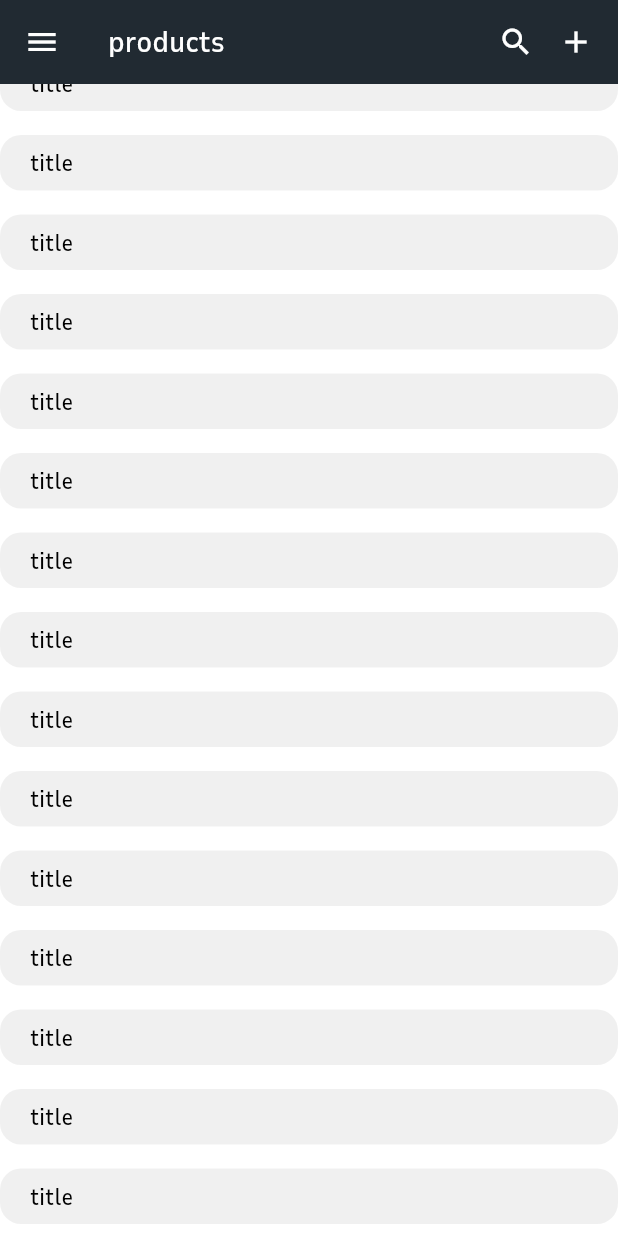
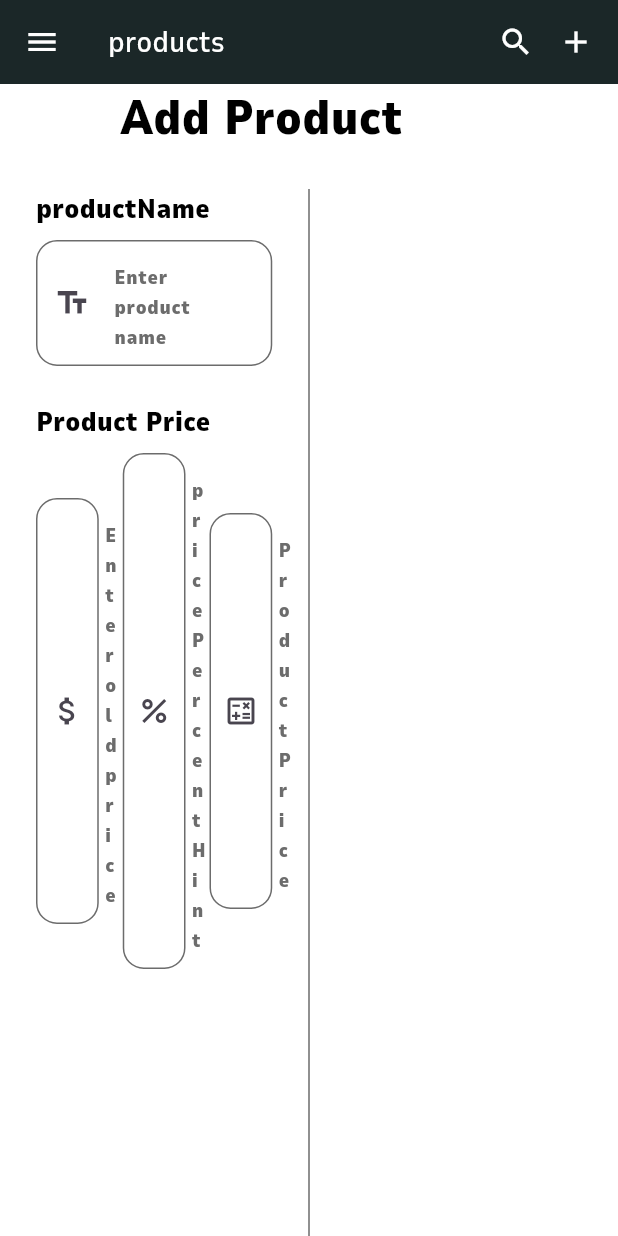
Before and after one commit to futzone/biznex-offline, a Flutter app: the screen it shows after launch, scrolled down 292 dp, after a tap on the "add" icon, on a phone screen of 412 x 824 dp. Run offline on Flutter 3.47's test engine with Material 3 defaults, Android fonts, the phone set to English and light mode, and no system bars; drawn by our look-alikes of toastification; our stand-ins replace easy_localization, flutter_colorpicker, flutter_hooks, flutter_riverpod, flutter_svg, hive and 4 more; missing offline and left inert: barcode, flex_color_picker; accounts and stored records are empty.

Commit message:
e0rieire0e8fd8

```diff
--- a/lib/src/core/constants/app_locales.dart
+++ b/lib/src/core/constants/app_locales.dart
@@ -394,4 +394,5 @@ abstract class AppLocales {
   static var productMeasureInputError = "productMeasureInputError";
   static var productMeasureLabel = "productMeasureLabel";
   static var addProduct = "addProduct";
+  static var pricePercentHint = "pricePercentHint";
 }
--- /dev/null
+++ b/lib/src/core/database/product_database/product_database.dart
@@ -0,0 +1,76 @@
+import 'package:biznex/src/core/database/app_database/app_database.dart';
+import 'package:biznex/src/core/model/product_models/product_model.dart';
+
+class ProductDatabase extends AppDatabase {
+  final String boxName = 'products';
+
+  @override
+  Future delete({required String key}) async {
+    final box = await openBox(boxName);
+    await box.delete(key);
+  }
+
+  @override
+  Future<List<Product>> get() async {
+    final box = await openBox(boxName);
+    final boxData = box.values;
+
+    Map<String, Product> productMap = {};
+
+    for (var prod in boxData) {
+      productMap[prod['id']] = Product(
+        id: prod['id'],
+        name: prod['name'],
+        productId: prod['productId'],
+        price: prod['price'],
+      );
+    }
+
+    List<Product> rootCategories = [];
+
+    for (var prod in productMap.values) {
+      if (prod.productId == null) {
+        rootCategories.add(prod);
+      } else {
+        var parent = productMap[prod.productId];
+        if (parent != null) {
+          parent.variants ??= [];
+          parent.variants!.add(prod);
+        }
+      }
+    }
+
+    return rootCategories;
+  }
+
+  @override
+  Future<void> set({required data}) async {
+    if (data is! Product) return;
+
+    Product productInfo = data;
+    productInfo.id = generateID;
+
+    final box = await openBox(boxName);
+    await box.put(productInfo.id, productInfo.toJson());
+  }
+
+  @override
+  Future<void> update({required String key, required data}) async {
+    if (data is! Product) return;
+
+    final box = await openBox(boxName);
+    box.put(key, data.toJson());
+  }
+
+  Future<List<Product>> getAll() async {
+    final box = await openBox(boxName);
+    final boxData = box.values;
+
+    final List<Product> productInfoList = [];
+    for (final item in boxData) {
+      productInfoList.add(Product.fromJson(item));
+    }
+
+    return productInfoList;
+  }
+}
--- a/lib/src/core/extensions/for_double.dart
+++ b/lib/src/core/extensions/for_double.dart
@@ -4,6 +4,8 @@ extension DoubleFormatter on num {
   String get price {
     return toInt().toString().replaceAllMapped(RegExp(r'(\d)(?=(\d{3})+(?!\d))'), (Match m) => '${m[1]} ');
   }
+
+  String get priceUZS => "$price UZS";
 
   Widget get w {
     return SizedBox(width: toDouble());
--- /dev/null
+++ b/lib/src/core/extensions/for_dynamic.dart
@@ -0,0 +1,6 @@
+extension NullEmptyChecker on String? {
+  String notNullOrEmpty(String value) {
+    if (toString() == "null" || toString().isEmpty) return value;
+    return toString();
+  }
+}
--- /dev/null
+++ b/lib/src/providers/products_provider.dart
@@ -0,0 +1,3 @@
+import 'package:biznex/biznex.dart';
+
+final FutureProvider productsProvider = FutureProvider((ref) {});
--- /dev/null
+++ b/lib/src/ui/pages/product_pages/add_product_page.dart
@@ -0,0 +1,152 @@
+import 'package:biznex/biznex.dart';
+import 'package:biznex/src/core/extensions/for_double.dart';
+import 'package:biznex/src/ui/widgets/custom/app_text_widgets.dart';
+import 'package:biznex/src/ui/widgets/helpers/app_simple_button.dart';
+import 'package:biznex/src/ui/widgets/helpers/app_text_field.dart';
+
+class AddProductPage extends StatefulWidget {
+  final AppModel state;
+  final AppColors theme;
+  final void Function() onBackPressed;
+
+  const AddProductPage({super.key, required this.state, required this.theme, required this.onBackPressed});
+
+  @override
+  State<AddProductPage> createState() => _AddProductPageState();
+}
+
+class _AddProductPageState extends State<AddProductPage> {
+  AppModel get state => widget.state;
+
+  AppColors get theme => widget.theme;
+  final TextEditingController nameController = TextEditingController();
+  final TextEditingController priceController = TextEditingController();
+  final TextEditingController percentController = TextEditingController();
+  final TextEditingController resultPriceController = TextEditingController();
+
+  @override
+  Widget build(BuildContext context) {
+    return Padding(
+      padding: const EdgeInsets.only(left: 24, right: 24),
+      child: Column(
+        spacing: 24,
+        crossAxisAlignment: CrossAxisAlignment.start,
+        mainAxisAlignment: MainAxisAlignment.start,
+        children: [
+          Row(
+            spacing: 16,
+            crossAxisAlignment: CrossAxisAlignment.start,
+            mainAxisAlignment: MainAxisAlignment.start,
+            children: [
+              AppSimpleButton(
+                icon: Icons.arrow_back_ios_new,
+                onPressed: widget.onBackPressed,
+              ),
+              Text(
+                AppLocales.addProductAppbarTitle.tr(),
+                style: TextStyle(fontSize: 32, fontFamily: boldFamily),
+              ),
+            ],
+          ),
+          Expanded(
+            child: Row(
+              crossAxisAlignment: CrossAxisAlignment.start,
+              mainAxisAlignment: MainAxisAlignment.start,
+              children: [
+                Expanded(
+                  child: SingleChildScrollView(
+                    child: Column(
+                      crossAxisAlignment: CrossAxisAlignment.start,
+                      mainAxisAlignment: MainAxisAlignment.start,
+                      children: [
+                        AppText.$18Bold(AppLocales.productName.tr()),
+                        8.h,
+                        AppTextField(
+                          title: AppLocales.addProductNameHint.tr(),
+                          controller: nameController,
+                          theme: theme,
+                          prefixIcon: Icon(Icons.text_fields),
+                        ),
+                        24.h,
+                        AppText.$18Bold(AppLocales.addProductPrice.tr()),
+                        8.h,
+                        Row(
+                          spacing: 16,
+                          children: [
+                            Expanded(
+                              child: AppTextField(
+                                title: AppLocales.oldPriceHint.tr(),
+                                controller: priceController,
+                                theme: theme,
+                                prefixIcon: Icon(Icons.attach_money),
+                                onChanged: (char) {
+                                  if (num.tryParse(percentController.text.trim()) != null && num.tryParse(char) != null) {
+                                    final percent = num.parse(percentController.text.trim());
+                                    final price = num.parse(char.trim());
+                                    resultPriceController.text = (price * (1 + (percent / 100))).price;
+                                    setState(() {});
+                                  }
+                                },
+                              ),
+                            ),
+                            Expanded(
+                              child: AppTextField(
+                                title: AppLocales.pricePercentHint.tr(),
+                                controller: percentController,
+                                theme: theme,
+                                prefixIcon: Icon(Icons.percent),
+                                onChanged: (char) {
+                                  if (num.tryParse(priceController.text.trim()) != null && num.tryParse(char) != null) {
+                                    final price = num.parse(priceController.text.trim());
+                                    final percent = num.parse(char.trim());
+                                    resultPriceController.text = (price * (1 + (percent / 100))).price;
+                                    setState(() {});
+                                  }
+                                },
+                              ),
+                            ),
+                            Expanded(
+                              child: AppTextField(
+                                title: AppLocales.addProductPrice.tr(),
+                                controller: resultPriceController,
+                                theme: theme,
+                                prefixIcon: Icon(Icons.calculate_outlined),
+                                onChanged: (char) {
+                                  if (num.tryParse(priceController.text.trim()) != null && num.tryParse(char) != null) {
+                                    final price = num.parse(priceController.text.trim());
+                                    final resultPrice = num.parse(char.trim());
+                                    percentController.text = (((resultPrice - price) * 100) / price).price;
+                                    setState(() {});
+                                  }
+                                },
+                              ),
+                            ),
+                          ],
+                        ),
+                      ],
+                    ),
+                  ),
+                ),
+                Container(
+                  margin: 24.lr,
+                  height: double.infinity,
+                  width: 1,
+                  color: theme.secondaryTextColor,
+                ),
+                Expanded(
+                  child: SingleChildScrollView(
+                    child: Column(
+                      crossAxisAlignment: CrossAxisAlignment.start,
+                      mainAxisAlignment: MainAxisAlignment.start,
+                      children: [],
+                    ),
+                  ),
+                ),
+              ],
+            ),
+          ),
+        ],
+      ),
+    );
+  }
+}
--- a/lib/src/ui/pages/product_pages/products_page.dart
+++ b/lib/src/ui/pages/product_pages/products_page.dart
@@ -1,19 +1,33 @@
+import 'package:barcode/barcode.dart';
 import 'package:biznex/biznex.dart';
 import 'package:biznex/src/core/extensions/for_double.dart';
+import 'package:biznex/src/ui/pages/product_pages/add_product_page.dart';
 import 'package:biznex/src/ui/widgets/custom/app_list_tile.dart';
+import 'package:biznex/src/ui/widgets/custom/app_state_wrapper.dart';
 import 'package:biznex/src/ui/widgets/helpers/app_text_field.dart';
+import 'package:flutter_hooks/flutter_hooks.dart';
 import 'package:ionicons/ionicons.dart';
 
 import '../../widgets/helpers/app_simple_button.dart';
 
-class ProductsPage extends AppStatelessWidget {
+class ProductsPage extends HookWidget {
   final ValueNotifier<AppBar> appbar;
   final ValueNotifier<FloatingActionButton?> floatingActionButton;
 
   const ProductsPage(this.floatingActionButton, {super.key, required this.appbar});
 
   @override
-  Widget builder(BuildContext context, AppColors theme, WidgetRef ref, AppModel state) {
+  Widget build(BuildContext context) {
+    final isAddProduct = useState(false);
+
+    return AppStateWrapper(builder: (theme, state) {
+      if (isAddProduct.value) {
+        return AddProductPage(
+          state: state,
+          theme: theme,
+          onBackPressed: () => isAddProduct.value = false,
+        );
+      }
       return AppScaffold(
         appbar: appbar,
         state: state,
@@ -51,12 +65,15 @@ class ProductsPage extends AppStatelessWidget {
           AppSimpleButton(
             text: AppLocales.add.tr(),
             icon: Icons.add,
-          onPressed: () {},
+            onPressed: () => isAddProduct.value = true,
           ),
         ],
         body: ListView(
-        children: [for (int i = 0; i < 20; i++) AppListTile(title: "title", theme: theme)],
+          children: [
+            for (int i = 0; i < 20; i++) AppListTile(title: 'Ha', theme: theme),
+          ],
         ),
       );
+    });
   }
 }
--- a/lib/src/ui/widgets/helpers/app_text_field.dart
+++ b/lib/src/ui/widgets/helpers/app_text_field.dart
@@ -97,13 +97,13 @@ class AppTextField extends StatelessWidget {
             : OutlineInputBorder(
                 borderRadius: BorderRadius.circular(radius),
                 borderSide: BorderSide(
-                  color: !useBorder ? Colors.transparent : theme.accentColor,
+                  color: !useBorder ? Colors.transparent : theme.secondaryTextColor,
                 ),
               ),
 
         enabledBorder: OutlineInputBorder(
           borderRadius: BorderRadius.circular(radius),
-          borderSide: BorderSide(color: !useBorder ? Colors.transparent : (enabledColor ?? theme.accentColor)),
+          borderSide: BorderSide(color: !useBorder ? Colors.transparent : (enabledColor ?? theme.secondaryTextColor)),
         ),
         contentPadding: const EdgeInsets.symmetric(
           horizontal: 16.0,
--- a/pubspec.yaml
+++ b/pubspec.yaml
@@ -50,6 +50,9 @@ dependencies:
   flutter_svg: ^2.0.17
   uuid: ^4.5.1
   flutter_colorpicker: ^1.1.0
+  barcode: ^2.2.9
+  path_provider: ^2.1.5
+  image_picker: ^1.1.2
 
 dev_dependencies:
   flutter_test:
```
Also changed, not shown: lib/src/controllers/product_controller.dart (added, +53 -0 lines), lib/src/core/model/product_models/product_model.dart (added, +92 -0 lines), lib/src/core/services/image_service.dart (added, +23 -0 lines), lib/src/core/utils/product_utils.dart (added, +24 -0 lines), pubspec.lock, 5 other files. Lines whose indentation alone changed are shown as unchanged.
